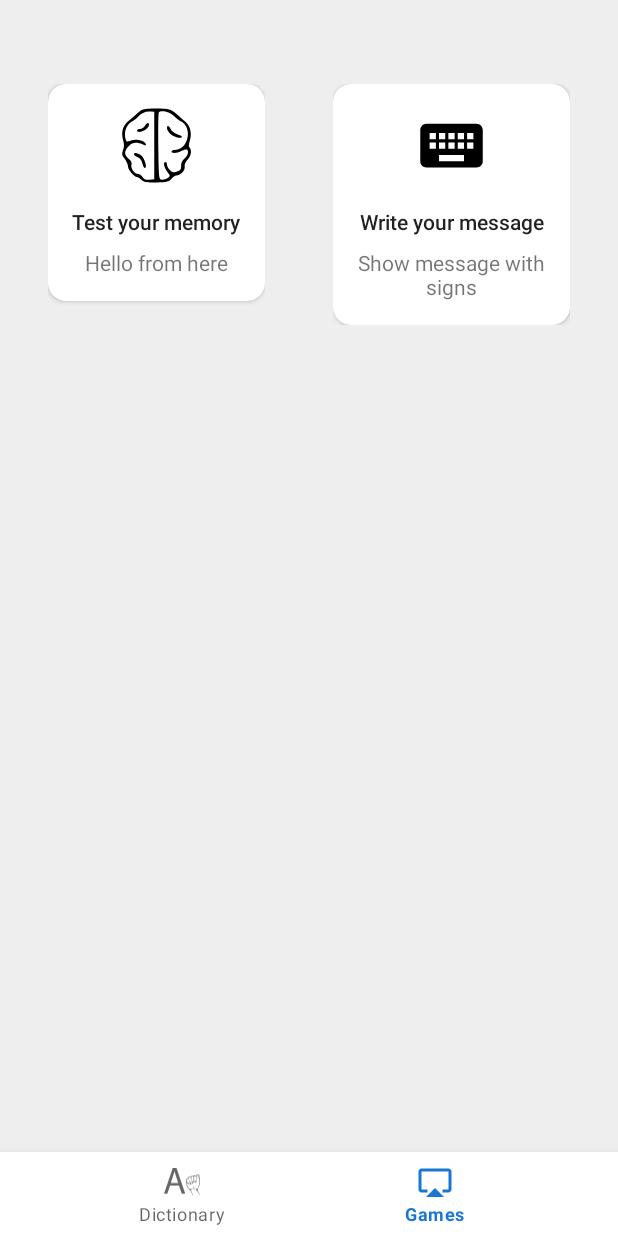
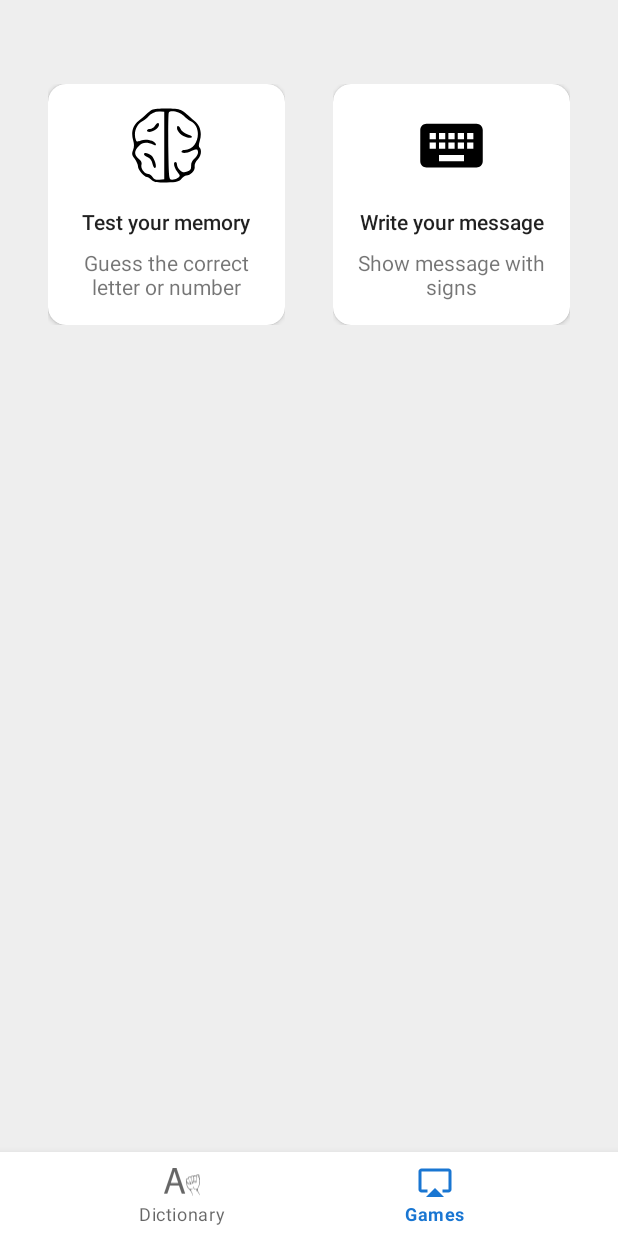
Before and after one commit to reynaldoGT/ASL.app, an Android app built with Jetpack Compose: the fragment LetterAndNumbersFragment placed in its activity, item 2 of the bottom bar chosen, on a phone screen of 412 x 824 dp. Run offline under Robolectric (Android 15) with nearby library versions, the phone set to English and light mode, and no system bars; our stand-ins replace AdMob, Room's generated code; libraries missing offline, so code that uses them is left out: com.orhanobut.logger; pictures from the network do not load; 4 statements that could not run were skipped.

Commit message:
added some string in en and es

```diff
--- a/app/build.gradle
+++ b/app/build.gradle
@@ -15,8 +15,8 @@ android {
         minSdkVersion 22
 
         targetSdkVersion 32
-        versionCode 20
-        versionName "3.0.0"
+        versionCode 21
+        versionName "3.1.0"
         testInstrumentationRunner "androidx.test.runner.AndroidJUnitRunner"
     }
     buildFeatures {
--- a/app/src/main/java/com/neo/signLanguage/adapters/AdapterLetters.kt
+++ b/app/src/main/java/com/neo/signLanguage/adapters/AdapterLetters.kt
@@ -9,7 +9,7 @@ import android.widget.TextView
 import androidx.core.content.ContextCompat
 import androidx.recyclerview.widget.RecyclerView
 import com.neo.signLanguage.R
-import com.neo.signLanguage.databinding.TemplateLetterBinding
+import com.neo.signLanguage.databinding.TemplateLetterGridBinding
 import com.neo.signLanguage.data.models.Sign
 import com.neo.signLanguage.ui.view.activities.MainActivity.Companion.sharedPrefs
 
@@ -35,7 +35,7 @@ class AdapterLetters(
 
   override fun onCreateViewHolder(parent: ViewGroup, viewType: Int): ViewHolder {
     val vista =
-      LayoutInflater.from(parent.context).inflate(R.layout.template_letter, parent, false)
+      LayoutInflater.from(parent.context).inflate(R.layout.template_letter_grid, parent, false)
     viewHolder = ViewHolder(vista, listener, this.context)
     return viewHolder!!
   }
@@ -56,7 +56,7 @@ class AdapterLetters(
     RecyclerView.ViewHolder(vista),
     View.OnClickListener {
     // Using the binding
-    private val binding = TemplateLetterBinding.bind(vista)
+    private val binding = TemplateLetterGridBinding.bind(vista)
 
     var image: ImageView? = null
     var name: TextView? = null
--- a/app/src/main/java/com/neo/signLanguage/ui/view/activities/MainActivity.kt
+++ b/app/src/main/java/com/neo/signLanguage/ui/view/activities/MainActivity.kt
@@ -44,9 +44,9 @@ class MainActivity : AppCompatActivity() {
     lateinit var database: SingDatabase
   }
 
-
+  var contextHasLoaded = false
   override fun onCreate(savedInstanceState: Bundle?) {
-    installSplashScreen()
+    val splashScreen = installSplashScreen()
     super.onCreate(savedInstanceState)
     database =
       Room.databaseBuilder(this, SingDatabase::class.java, "sign_db").allowMainThreadQueries()
--- a/app/src/main/java/com/neo/signLanguage/ui/view/activities/SendMessageWithImagesActivity.kt
+++ b/app/src/main/java/com/neo/signLanguage/ui/view/activities/SendMessageWithImagesActivity.kt
@@ -63,12 +63,11 @@ class SendMessageWithImagesActivity : AppCompatActivity() {
     binding.edSendMessage.editText?.setText(
       Utils.getStringByIdName(
         this,
-        "guess_letter_number"
+        "hello_from_here"
       )
     )
     binding.edSendMessage.editText?.addTextChangedListener(object : TextWatcher {
       override fun beforeTextChanged(p0: CharSequence?, p1: Int, p2: Int, p3: Int) {
-
       }
 
       override fun onTextChanged(s: CharSequence?, p1: Int, p2: Int, p3: Int) {
--- a/app/src/main/java/com/neo/signLanguage/ui/view/fragments/GamesMenuFragment.kt
+++ b/app/src/main/java/com/neo/signLanguage/ui/view/fragments/GamesMenuFragment.kt
@@ -42,7 +42,7 @@ class GamesMenuFragment : Fragment() {
     titlesMenu.add(
       MenuTitle(
         getStringByIdName(requireContext(), "test_your_memory"),
-        getStringByIdName(requireContext(), "hello_from_here"),
+        getStringByIdName(requireContext(), "guess_letter_number"),
 
         R.drawable.ic_brain,
         SelectLevelActivity()
--- a/app/src/main/java/com/neo/signLanguage/ui/view/fragments/LetterAndNumbersFragment.kt
+++ b/app/src/main/java/com/neo/signLanguage/ui/view/fragments/LetterAndNumbersFragment.kt
@@ -89,6 +89,6 @@ class LetterAndNumbersFragment : Fragment() {
         binding.gridListSing.adapter = adapterGrid
       }
     }
-    initLoad(binding.banner)
+    /*initLoad(binding.banner)*/
   }
 }
--- a/app/src/main/java/com/neo/signLanguage/utils/SwipeToDeleteCallback.kt
+++ b/app/src/main/java/com/neo/signLanguage/utils/SwipeToDeleteCallback.kt
@@ -9,10 +9,8 @@ abstract class SwipeToDeleteCallback : ItemTouchHelper.Callback() {
         viewHolder: RecyclerView.ViewHolder
     ): Int {
         val swipeFag = ItemTouchHelper.LEFT or ItemTouchHelper.RIGHT
-
         return makeMovementFlags(0, swipeFag)
     }
-
     override fun onMove(
         recyclerView: RecyclerView,
         viewHolder: RecyclerView.ViewHolder,
--- a/app/src/main/java/com/neo/signLanguage/utils/Utils.kt
+++ b/app/src/main/java/com/neo/signLanguage/utils/Utils.kt
@@ -17,7 +17,7 @@ import java.util.*
 class Utils {
   companion object {
 
-      fun getStringByIdName(context: Context, idName: String): String {
+    fun getStringByIdName(context: Context, idName: String): String {
       val res: Resources = context.resources
       return res.getString(res.getIdentifier(idName, "string", context.packageName))
     }
--- a/app/src/main/res/layout/fragment_send_message.xml
+++ b/app/src/main/res/layout/fragment_send_message.xml
@@ -64,7 +64,6 @@
                     android:layout_marginVertical="8dp"
                     android:background="@android:color/transparent"
                     android:inputType="textCapSentences" />
-
             </com.google.android.material.textfield.TextInputLayout>
 
             <LinearLayout
@@ -82,6 +81,7 @@
                     android:layout_gravity="center"
                     android:paddingHorizontal="50dp"
                     android:paddingVertical="15dp"
+                    android:gravity="center_horizontal"
                     android:text="@string/send_message"
                     app:cornerRadius="1000dp" />
 
--- a/app/src/main/res/values/themes.xml
+++ b/app/src/main/res/values/themes.xml
@@ -11,10 +11,11 @@
 
     <style name="Theme.App.Starting" parent="Theme.SplashScreen">
         <item name="windowSplashScreenBackground">@color/white</item>
-        <item name="windowSplashScreenAnimatedIcon">@mipmap/ic_launcher</item>
+        <item name="windowSplashScreenAnimatedIcon">@drawable/logo_app</item>
         <item name="windowSplashScreenAnimationDuration">1000</item>
         <item name="postSplashScreenTheme">@style/Theme.SingLanguage</item>
         <item name="android:windowNoTitle">true</item>
+
     </style>
 
     <style name="ShapeAppearanceOverlay.MyApp.Button.Rounded" parent="">
@@ -23,7 +24,6 @@
     </style>
 
     <style name="ToolBarStyle" parent="Theme.AppCompat">
-
         <item name="android:background">?attr/colorPrimary</item>
         <item name="android:textColorPrimary">@android:color/white</item>
         <item name="android:textColorSecondary">@android:color/white</item>
```
Also changed, not shown: app/src/main/java/com/neo/signLanguage/ui/view/activities/DetailsSignActivity.kt (+7 -1 lines), app/src/main/res/drawable/splash_background.xml (deleted, +0 -15 lines), app/src/main/res/layout/template_letter.xml (deleted, +0 -36 lines), app/src/main/res/layout/template_letter_grid.xml (added, +27 -0 lines), app/src/main/res/values/strings.xml (+4 -3 lines), app/src/main/res/drawable-v24/splash_image.png (deleted), app/src/main/res/drawable/logo_app.png (added), 1 other file.
